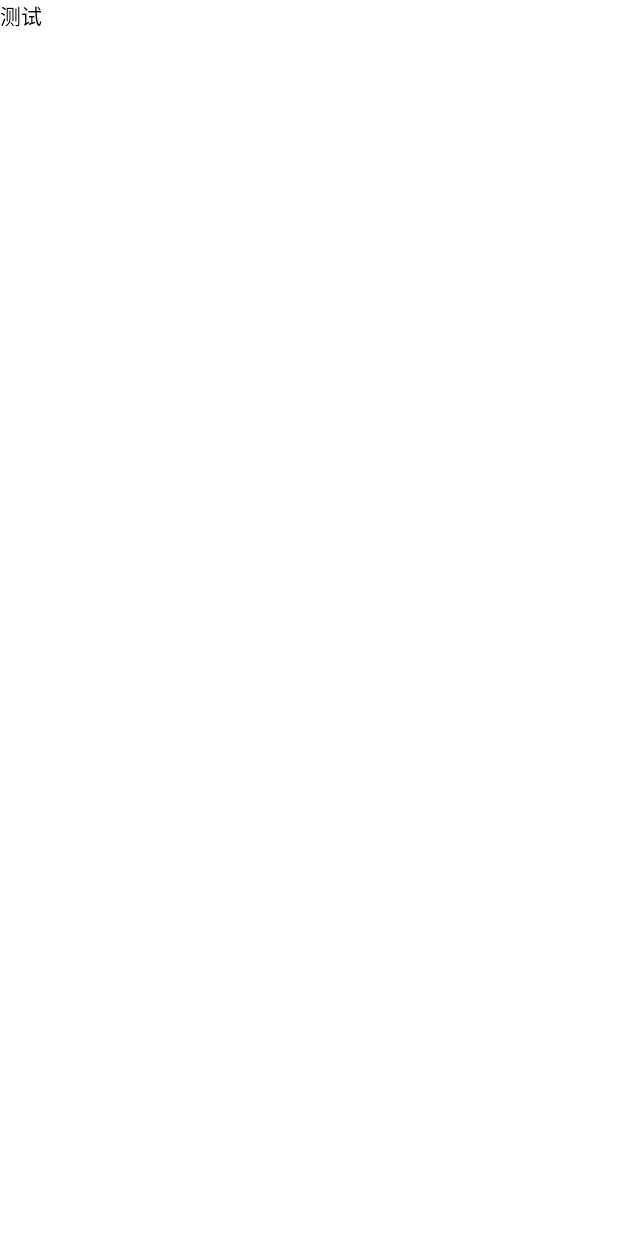
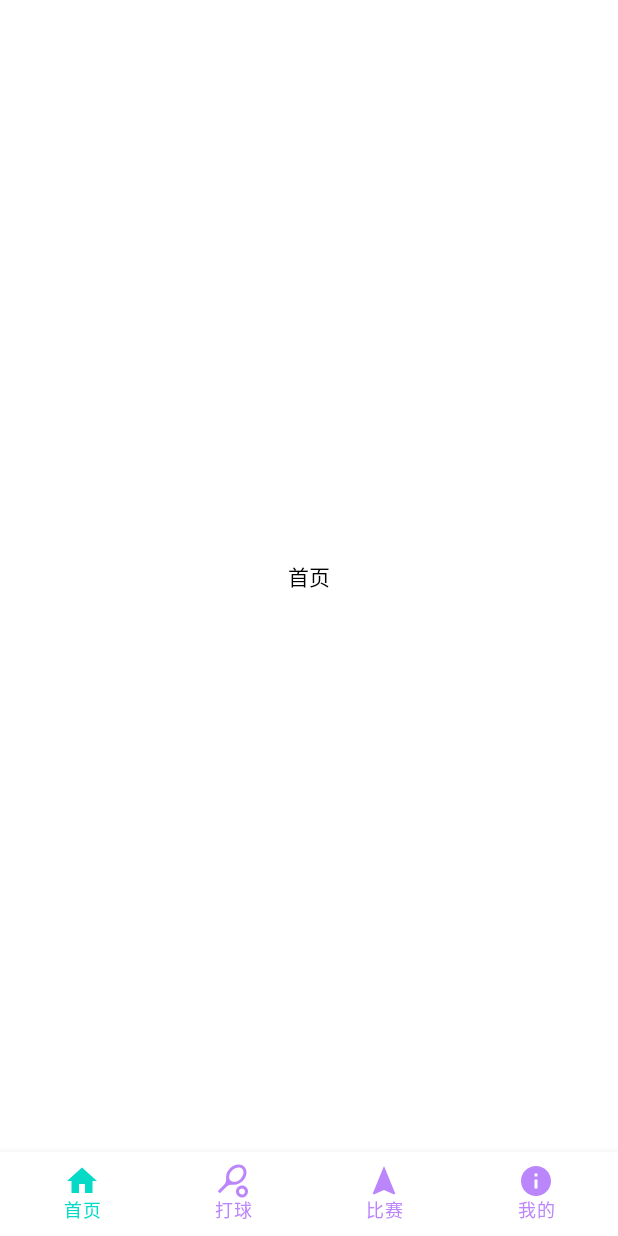
Before and after one commit to a369155609/badmintonScore, an Android app built with Jetpack Compose: the screen it shows after launch (MainActivity), on a phone screen of 412 x 824 dp. Before the commit the screen is almost empty. Run offline under Robolectric (Android 15) with nearby library versions, the phone set to English and light mode, and no system bars.

Commit message:
首页布局提交

```diff
--- a/app/src/main/java/com/junyu/badmintonscore/MainActivity.kt
+++ b/app/src/main/java/com/junyu/badmintonscore/MainActivity.kt
@@ -7,41 +7,60 @@ import androidx.compose.foundation.background
 import androidx.compose.foundation.layout.Box
 
 import androidx.compose.foundation.layout.Column
+import androidx.compose.foundation.layout.PaddingValues
 import androidx.compose.foundation.layout.fillMaxSize
-import androidx.compose.foundation.layout.height
+import androidx.compose.foundation.layout.offset
 import androidx.compose.foundation.layout.padding
 import androidx.compose.foundation.layout.size
 import androidx.compose.foundation.layout.statusBarsPadding
-import androidx.compose.material.Button
+import androidx.compose.material.BackdropScaffold
+import androidx.compose.material.BottomAppBar
+import androidx.compose.material.BottomNavigationItem
+import androidx.compose.material.Icon
+import androidx.compose.material.IconButton
 import androidx.compose.material.Scaffold
 import androidx.compose.material.Text
+import androidx.compose.material.icons.Icons
+import androidx.compose.material.icons.filled.Home
+import androidx.compose.material.icons.filled.Info
+import androidx.compose.material.icons.filled.Navigation
+import androidx.compose.material.icons.filled.PlayCircle
+import androidx.compose.material.icons.filled.SportsEsports
+import androidx.compose.material.icons.filled.SportsTennis
 import androidx.compose.material.rememberScaffoldState
 import androidx.compose.runtime.Composable
+import androidx.compose.runtime.MutableState
+import androidx.compose.runtime.getValue
+import androidx.compose.runtime.mutableStateOf
+import androidx.compose.runtime.remember
 import androidx.compose.runtime.rememberCoroutineScope
 import androidx.compose.ui.Alignment
 import androidx.compose.ui.Modifier
 import androidx.compose.ui.geometry.Offset
 import androidx.compose.ui.graphics.Color
 import androidx.compose.ui.graphics.Shadow
+import androidx.compose.ui.res.colorResource
 import androidx.compose.ui.text.SpanStyle
 import androidx.compose.ui.text.TextStyle
 import androidx.compose.ui.text.buildAnnotatedString
 import androidx.compose.ui.text.font.FontFamily
 import androidx.compose.ui.text.withStyle
-import androidx.compose.ui.tooling.preview.Preview
 import androidx.compose.ui.unit.dp
 import androidx.compose.ui.unit.sp
 import androidx.lifecycle.ViewModelProvider
 import com.junyu.badmintonscore.ui.base.CraneDrawer
 
 import com.junyu.badmintonscore.viewmodel.MainViewModel
-import kotlinx.coroutines.launch
 
 class MainActivity : ComponentActivity() {
 
     val mainViewModel by lazy {
         ViewModelProvider(this)[MainViewModel::class.java]
     }
+
+    val labelList = listOf("首页","打球","比赛","我的")
+
+    val iconList = listOf(Icons.Default.Home,Icons.Default.SportsTennis,Icons.Default.Navigation,Icons.Default.Info)
 
     val text = buildAnnotatedString {
         withStyle(
@@ -62,9 +81,9 @@ class MainActivity : ComponentActivity() {
         }
     }
 
-    @Preview(showBackground = true)
+
     @Composable
-    private fun testCompose() {
+    private fun TestCompose(contentPadding: PaddingValues) {
         Box(
             modifier = Modifier.fillMaxSize(),
 
@@ -102,25 +121,87 @@ class MainActivity : ComponentActivity() {
                 Text(text = text)
             }
 
+            IconButton(
+                onClick = { /*TODO*/ },
+                modifier = Modifier
+//                    .clip(CircleShape)
+                    .background(Color(R.color.purple_200))
+                    .offset(x = 20.dp, y = 30.dp)
+
+
+            ) {
+                Icon(
+                    imageVector = Icons.Default.SportsTennis,
+                    contentDescription = "Favorite",
+                )
             }
 
         }
 
-
     }
-
     @Composable
     fun Greeting() {
         val scaffoldState = rememberScaffoldState()
+        var selectIndex = remember{
+            mutableStateOf(0)
+        }
+
         Scaffold(
             scaffoldState = scaffoldState,
             modifier = Modifier.statusBarsPadding(),
             drawerContent = {
                 CraneDrawer()
+            }, bottomBar = {
+                CreateBottomBar(selectIndex)
             }
         ) { contentPadding ->
             val scope = rememberCoroutineScope()
-        Text(text = "测试", modifier = Modifier.padding(contentPadding))
+//        Text(text = "测试", modifier = Modifier.padding(contentPadding))
+//            TestCompose(contentPadding)
+            pageChange(contentPadding,selectIndex)
         }
 
     }
+    @Composable
+    private fun pageChange(contentPadding: PaddingValues, selectIndex: MutableState<Int>) {
+        val count by remember { mutableStateOf(0) }
+
+        when(selectIndex.value){
+            0 ->{
+                TextPage("首页",contentPadding)
+            }
+            1 ->{
+                TextPage("打球",contentPadding)
+            }
+            2 ->{
+                TextPage("比赛",contentPadding)
+            }
+            3 ->{
+                TextPage("我的",contentPadding)
+            }
+
+        }
+    }
+    @Composable
+    private fun TextPage(s: String,contentPadding: PaddingValues,) {
+        Box(modifier = Modifier.fillMaxSize().padding(contentPadding)) {
+            Text(text = s,modifier = Modifier.align(Alignment.Center))
+        }
+    }
+
+    @Composable
+    fun CreateBottomBar(selectIndex: MutableState<Int>) {
+        BottomAppBar(backgroundColor = colorResource(id = R.color.white)) {
+            labelList.forEachIndexed{
+                index, item ->
+                BottomNavigationItem(label = { Text(text = item)},
+                    selected = index == selectIndex.value ,
+                    onClick = { selectIndex.value = index }, icon = { Icon(
+                        imageVector = iconList[index],
+                        contentDescription = null
+                    )}, selectedContentColor = colorResource(id = R.color.teal_200), unselectedContentColor = colorResource(id = R.color.purple_200))
+            }
+
+        }
+    }
+}
```
Lines whose indentation alone changed are shown as unchanged.
